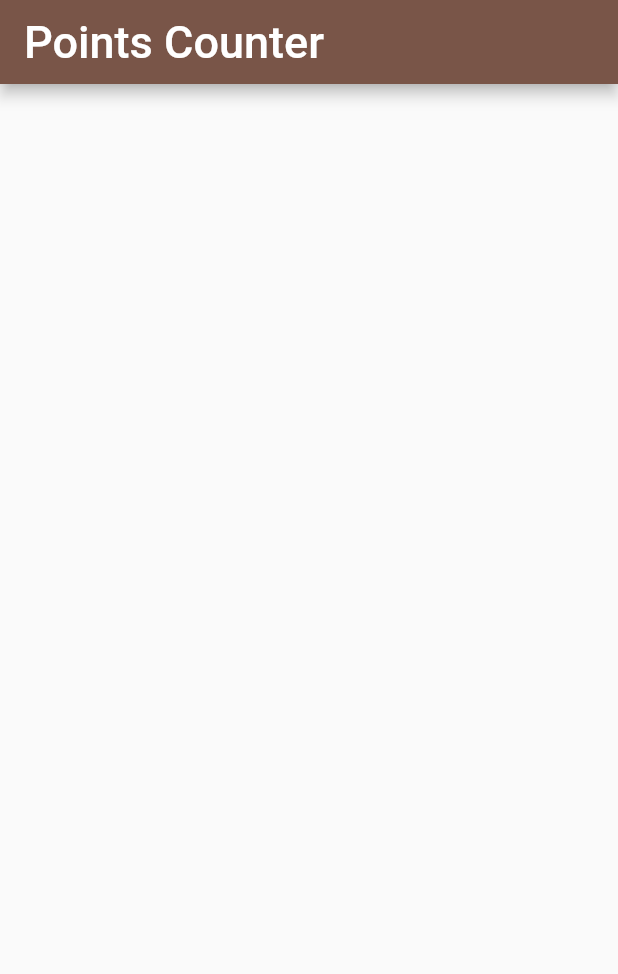
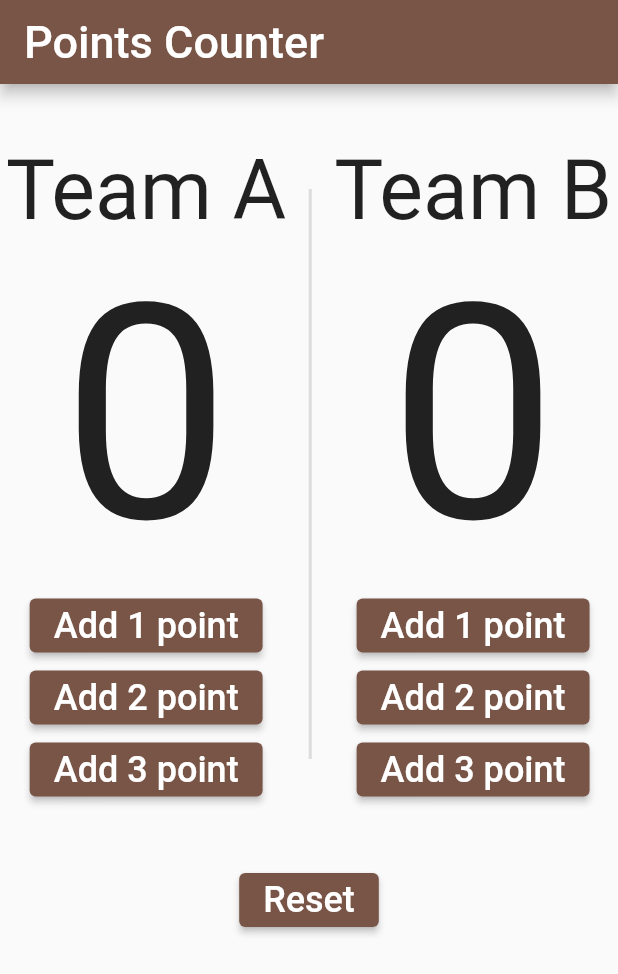
Before and after one commit to MohammeddFawzii/Pointes-counter, a Flutter app: the screen it shows after launch, on a phone screen of 412 x 824 dp. Shown: the top 974 px of the screen. Run offline on Flutter 3.47's test engine with Material 2 defaults, Android fonts, the phone set to English and light mode, and no system bars.

Commit message:
UI finished

```diff
--- a/lib/main.dart
+++ b/lib/main.dart
@@ -23,6 +23,119 @@ class _PointsCounterState extends State<PointsCounter> {
             style: TextStyle(fontSize: 30),
           ),
         ),
+        body: Column(children: [
+          Expanded(
+            child: Row(
+              mainAxisAlignment: MainAxisAlignment.spaceAround,
+              children: [
+                Column(mainAxisAlignment: MainAxisAlignment.center, children: [
+                  const Text(
+                    "Team A",
+                    style: TextStyle(fontSize: 55),
+                  ),
+                  const Text(
+                    "0",
+                    style: TextStyle(fontSize: 200),
+                  ),
+                  ElevatedButton(
+                    style:
+                        ElevatedButton.styleFrom(backgroundColor: Colors.brown),
+                    onPressed: () {},
+                    child: const Text(
+                      "Add 1 point",
+                      style: TextStyle(
+                        fontSize: 24,
+                      ),
+                    ),
+                  ),
+                  ElevatedButton(
+                    style:
+                        ElevatedButton.styleFrom(backgroundColor: Colors.brown),
+                    onPressed: () {},
+                    child: const Text(
+                      "Add 2 point",
+                      style: TextStyle(
+                        fontSize: 24,
+                      ),
+                    ),
+                  ),
+                  ElevatedButton(
+                    style:
+                        ElevatedButton.styleFrom(backgroundColor: Colors.brown),
+                    onPressed: () {},
+                    child: const Text(
+                      "Add 3 point",
+                      style: TextStyle(
+                        fontSize: 24,
+                      ),
+                    ),
+                  ),
+                ]),
+                const VerticalDivider(
+                  thickness: 2,
+                  indent: 70,
+                  endIndent: 70,
+                ),
+                Column(mainAxisAlignment: MainAxisAlignment.center, children: [
+                  const Text(
+                    "Team B",
+                    style: TextStyle(fontSize: 55),
+                  ),
+                  const Text(
+                    "0",
+                    style: TextStyle(fontSize: 200),
+                  ),
+                  ElevatedButton(
+                    style:
+                        ElevatedButton.styleFrom(backgroundColor: Colors.brown),
+                    onPressed: () {},
+                    child: const Text(
+                      "Add 1 point",
+                      style: TextStyle(
+                        fontSize: 24,
+                      ),
+                    ),
+                  ),
+                  ElevatedButton(
+                    style:
+                        ElevatedButton.styleFrom(backgroundColor: Colors.brown),
+                    onPressed: () {},
+                    child: const Text(
+                      "Add 2 point",
+                      style: TextStyle(
+                        fontSize: 24,
+                      ),
+                    ),
+                  ),
+                  ElevatedButton(
+                    style:
+                        ElevatedButton.styleFrom(backgroundColor: Colors.brown),
+                    onPressed: () {},
+                    child: const Text(
+                      "Add 3 point",
+                      style: TextStyle(
+                        fontSize: 24,
+                      ),
+                    ),
+                  ),
+                ]),
+              ],
+            ),
+          ),
+          ElevatedButton(
+            style: ElevatedButton.styleFrom(backgroundColor: Colors.brown),
+            onPressed: () {},
+            child: const Text(
+              "Reset",
+              style: TextStyle(
+                fontSize: 24,
+              ),
+            ),
+          ),
+          const SizedBox(
+            height: 200,
+          )
+        ]),
       ),
     );
   }
```
